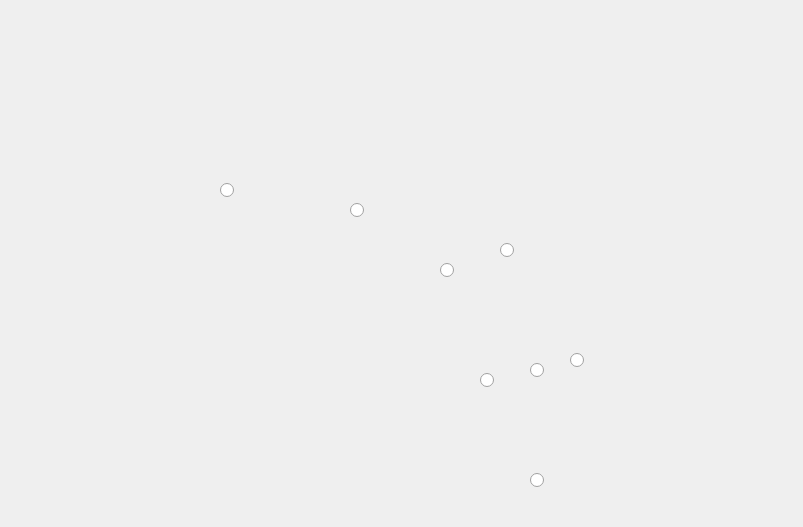
Above: Practice Summer 2024/Laba_4/mainwindow.ui from pungentee/college_labs before the change. Below: the same form after it.
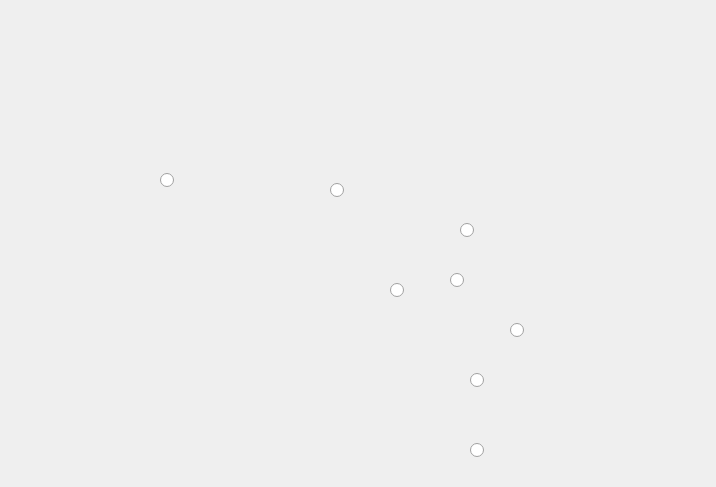
That is the form after the change. Icons and pictures are not drawn.

Patch:
```diff
--- a/Practice Summer 2024/Laba_4/mainwindow.ui
+++ b/Practice Summer 2024/Laba_4/mainwindow.ui
@@ -6,8 +6,8 @@
    <rect>
     <x>0</x>
     <y>0</y>
-    <width>803</width>
-    <height>527</height>
+    <width>716</width>
+    <height>487</height>
    </rect>
   </property>
   <property name="windowTitle">
@@ -23,8 +23,8 @@
    <widget class="QRadioButton" name="west">
     <property name="geometry">
      <rect>
-      <x>220</x>
-      <y>180</y>
+      <x>160</x>
+      <y>170</y>
       <width>21</width>
       <height>20</height>
      </rect>
@@ -36,8 +36,8 @@
    <widget class="QRadioButton" name="north">
     <property name="geometry">
      <rect>
-      <x>350</x>
-      <y>200</y>
+      <x>330</x>
+      <y>180</y>
       <width>21</width>
       <height>20</height>
      </rect>
@@ -49,8 +49,8 @@
    <widget class="QRadioButton" name="south">
     <property name="geometry">
      <rect>
-      <x>440</x>
-      <y>260</y>
+      <x>390</x>
+      <y>280</y>
       <width>21</width>
       <height>20</height>
      </rect>
@@ -62,8 +62,8 @@
    <widget class="QRadioButton" name="queen">
     <property name="geometry">
      <rect>
-      <x>500</x>
-      <y>240</y>
+      <x>460</x>
+      <y>220</y>
       <width>21</width>
       <height>20</height>
      </rect>
@@ -75,21 +75,8 @@
    <widget class="QRadioButton" name="new_south">
     <property name="geometry">
      <rect>
-      <x>530</x>
-      <y>360</y>
-      <width>21</width>
-      <height>20</height>
-     </rect>
-    </property>
-    <property name="text">
-     <string/>
-    </property>
-   </widget>
-   <widget class="QRadioButton" name="capital">
-    <property name="geometry">
-     <rect>
-      <x>570</x>
-      <y>350</y>
+      <x>450</x>
+      <y>270</y>
       <width>21</width>
       <height>20</height>
      </rect>
@@ -101,7 +88,7 @@
    <widget class="QRadioButton" name="victoria">
     <property name="geometry">
      <rect>
-      <x>480</x>
+      <x>470</x>
       <y>370</y>
       <width>21</width>
       <height>20</height>
@@ -114,8 +101,21 @@
    <widget class="QRadioButton" name="tasmania">
     <property name="geometry">
      <rect>
-      <x>530</x>
-      <y>470</y>
+      <x>470</x>
+      <y>440</y>
+      <width>21</width>
+      <height>20</height>
+     </rect>
+    </property>
+    <property name="text">
+     <string/>
+    </property>
+   </widget>
+   <widget class="QRadioButton" name="capital">
+    <property name="geometry">
+     <rect>
+      <x>510</x>
+      <y>320</y>
       <width>21</width>
       <height>20</height>
      </rect>
```
Left out of the diff: 5 changed lines with no effect on the pictures.
